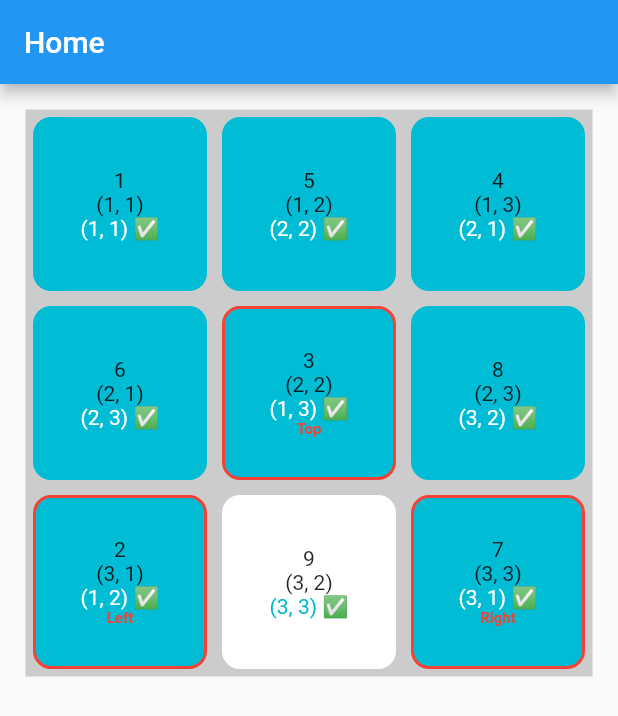
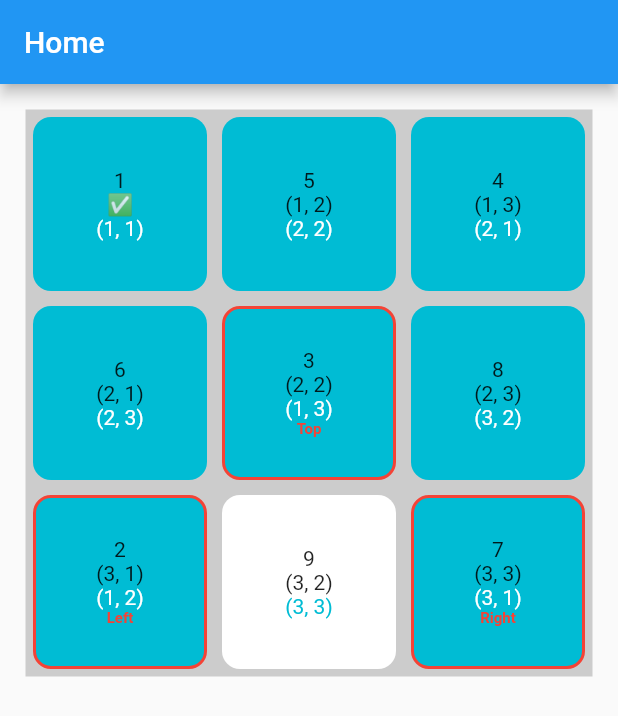
Before and after one commit to Roaa94/dashtronaut, a Flutter app: the screen it shows after launch, on a phone screen of 412 x 824 dp. Shown: the top 716 px of the screen. Run offline on Flutter 3.47's test engine with Material 2 defaults, Android fonts, the phone set to English and light mode, and no system bars; our stand-ins replace equatable.

Commit message:
minor change

```diff
--- a/lib/presentation/tile/widgets/tile_container.dart
+++ b/lib/presentation/tile/widgets/tile_container.dart
@@ -27,9 +27,9 @@ class TileContainer extends StatelessWidget {
         mainAxisAlignment: MainAxisAlignment.center,
         children: [
           Text('${tile.value}'),
-          Text(tile.currentLocation.asString),
+          tile.currentLocation == tile.correctLocation ? const Text('✅') : Text(tile.currentLocation.asString),
           Text(
-            '${tile.correctLocation.asString} ✅',
+            tile.correctLocation.asString,
             style: TextStyle(color: tile.isWhiteSpaceTile ? Colors.cyan : Colors.white),
           ),
           if (extraText != null)
```
